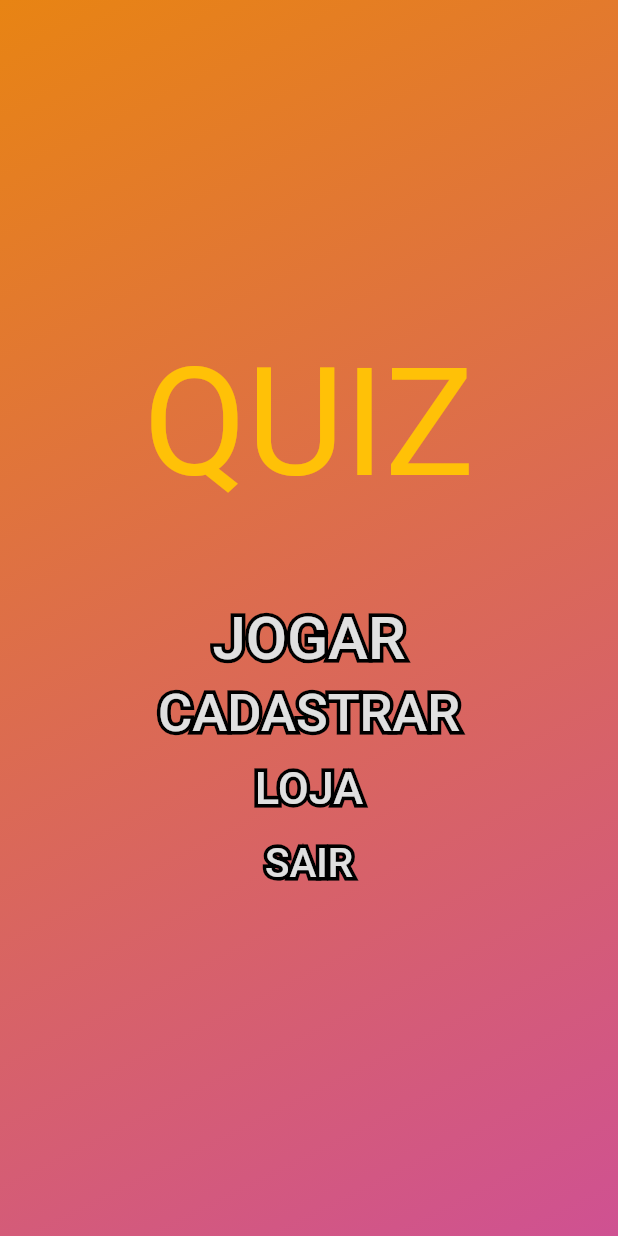
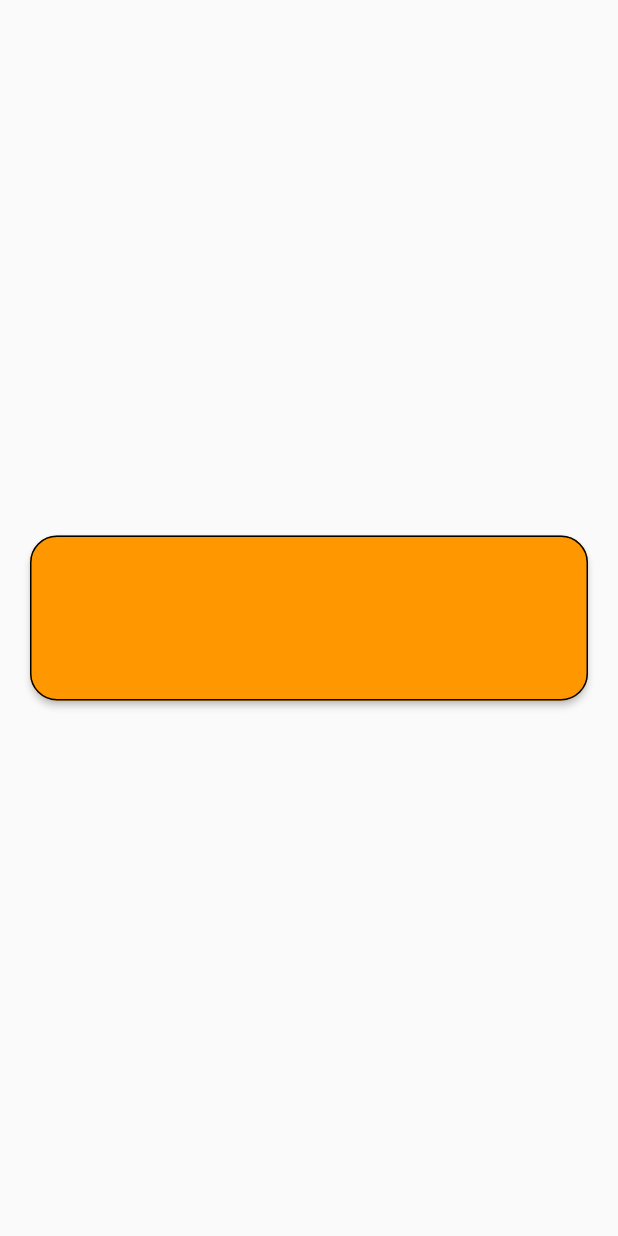
Before and after one commit to Batthez/quiz-flutter, a Flutter app: the screen it shows after launch, after a tap on "JOGAR", on a phone screen of 412 x 824 dp. Run offline on Flutter 3.47's test engine with Material 2 defaults, Android fonts, the phone set to English and light mode, and no system bars; Roboto replaces fonts that are missing (Times New Roman).

Commit message:
Tela principal

```diff
--- a/lib/screens/home_screen.dart
+++ b/lib/screens/home_screen.dart
@@ -1,5 +1,6 @@
 import 'package:flutter/cupertino.dart';
 import 'package:flutter/material.dart';
+import 'package:quizapp/screens/play_screen.dart';
 
 class HomeScreen extends StatelessWidget {
   @override
@@ -11,8 +12,8 @@ class HomeScreen extends StatelessWidget {
         decoration: BoxDecoration(
       gradient: LinearGradient(
       colors: [
-      Color.fromARGB(255, 232, 132, 19),
-        Color.fromARGB(255, 207, 81, 146)
+      Color.fromARGB(255, 24, 0, 82),
+        Color.fromARGB(255, 0, 38, 173)
         ],
         begin: Alignment.topLeft,
         end: Alignment.bottomRight
@@ -24,62 +25,48 @@ class HomeScreen extends StatelessWidget {
           children: <Widget>[
             Padding(
               padding: EdgeInsets.fromLTRB(0.0,0.0,0.0,60.0),
-              child: Text("QUIZ",
+              child: Text("Quiz",
                 textAlign: TextAlign.center,
                 style: TextStyle(
                   color: Colors.amber,
-                  fontSize: 100.0,
+                  fontSize: 150.0,
                   fontFamily: "Times New Roman",
                 ),
               ),
             ),
-            Padding(
-              padding: EdgeInsets.all(1.0),
-              child: botao('JOGAR', 40.0, 0)
+            Container(
+              height: 100.0,
+              padding: EdgeInsets.fromLTRB(20.0,0.0,20.0,5.0),
+              child: botao('JOGAR', 60.0, 0, context)
             ),
-            Padding(
-              padding: EdgeInsets.all(1.0),
-              child: botao('CADASTRAR', 35.0, 1)
-            ),
-            Padding(
-              padding: EdgeInsets.all(1.0),
-              child: botao('LOJA', 30, 2)
-            ),
-            Padding(
-              padding: EdgeInsets.all(1.0),
-              child: botao('SAIR', 27, 3)
+            Container(
+              height: 80.0,
+              padding: EdgeInsets.fromLTRB(40.0,0.0,40.0,0.0),
+              child: botao('CADASTRAR', 40.0, 1, context)
             ),
           ],
         ),
-      )
-    );
+      ));
+
   }
-FlatButton botao(String nomebotao, double tamanho, int opcao){
-    return FlatButton(
-      child: Stack(
-        children: <Widget>[
-          Text(
-            nomebotao,
-            style: TextStyle(
-              fontSize: tamanho,
-              foreground: Paint()
-                ..style = PaintingStyle.stroke
-                ..strokeWidth = 5
-                ..color = Colors.black,
-            ),
-          ),
-          Text(
-            nomebotao,
-            style: TextStyle(
-              fontSize: tamanho,
-              color: Colors.grey[300],
-            ),
-          ),
-        ],
+RaisedButton botao(String nomebotao, double tamanho, int opcao, BuildContext context){
+    return RaisedButton(
+      color: Colors.orange,
+      shape: RoundedRectangleBorder(
+          borderRadius: BorderRadius.circular(18.0),
+          side: BorderSide(color: Colors.black)
+      ),
+      child: Text(
+        nomebotao,
+        style: TextStyle(
+          fontSize: tamanho,
+         color: Colors.black,
+        ),
       ),
       onPressed: (){
         switch(opcao){
           case 0:
+            Navigator.push(context, MaterialPageRoute(builder: (BuildContext context) => PlayScreen()));
             break;
           case 1:
             break;
--- /dev/null
+++ b/lib/screens/play_screen.dart
@@ -0,0 +1,32 @@
+import 'package:flutter/material.dart';
+
+class PlayScreen extends StatefulWidget {
+  @override
+  _PlayScreenState createState() => _PlayScreenState();
+}
+
+class _PlayScreenState extends State<PlayScreen> {
+  @override
+  Widget build(BuildContext context) {
+    return Scaffold(
+      body: Column(
+        crossAxisAlignment: CrossAxisAlignment.stretch,
+        mainAxisAlignment: MainAxisAlignment.center,
+        children: <Widget>[
+          Container(
+            height: 150,
+            padding: EdgeInsets.all(20),
+            child: RaisedButton(
+                color: Colors.orange,
+                shape: RoundedRectangleBorder(
+                    borderRadius: BorderRadius.circular(18.0),
+                    side: BorderSide(color: Colors.black)
+                ),
+                onPressed: (){},
+          )
+          )
+        ],
+      ),
+    );
+  }
+}
```
